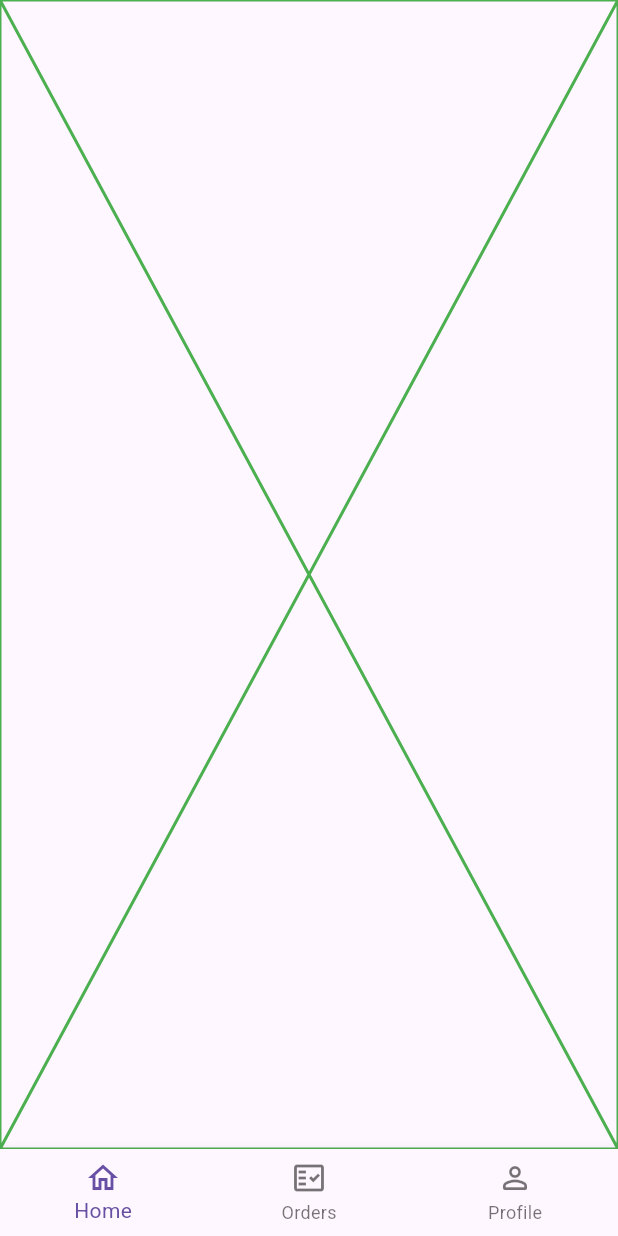
After one commit to mohamedgamal125/Tracking_app, a Flutter app: the LayoutScreen screen opened directly, on a phone screen of 412 x 824 dp. The commit adds this screen. Run offline on Flutter 3.47's test engine with Material 3 defaults, Android fonts, the phone set to English and light mode, and no system bars; our stand-ins replace animated_text_kit, bloc, dio, equatable, flutter_bloc, flutter_easyloading and 11 more; accounts and stored records are empty; generated files the repository leaves out were written again.

Commit message:
feat(layout):  - create cubit for handled index and tabs.  - create layout screen with bottom navigation bar and link with layout cubit and states.  - handled main screen open in main decide token and remember me.

```diff
--- a/lib/core/router/pages_routes.dart
+++ b/lib/core/router/pages_routes.dart
@@ -7,4 +7,5 @@ abstract class PagesRoutes {
   static const String emailVerification = 'email_verification';
   static const String resetPassword = 'reset_password';
   static const String applyView = 'applyView';
+  static const String layoutView = 'layoutView';
 }
--- /dev/null
+++ b/lib/feature/home/presentation/views/home_tab.dart
@@ -0,0 +1,12 @@
+import 'package:flutter/material.dart';
+
+class HomeTab extends StatelessWidget {
+  const HomeTab({super.key});
+
+  @override
+  Widget build(BuildContext context) {
+    return const Placeholder(
+      color: Colors.green,
+    );
+  }
+}
--- /dev/null
+++ b/lib/layout/presentation/cubit/layout_states.dart
@@ -0,0 +1,5 @@
+sealed class LayoutStates {}
+
+class LayoutInitialState extends LayoutStates {}
+
+class LayoutChangeBottomNavState extends LayoutStates {}
--- /dev/null
+++ b/lib/layout/presentation/cubit/layout_view_model.dart
@@ -0,0 +1,22 @@
+import 'package:bloc/bloc.dart';
+import 'package:flutter/material.dart';
+import 'package:tracking_app/feature/home/presentation/views/home_tab.dart';
+import 'package:tracking_app/feature/orders/presentation/views/orders_tab.dart';
+import 'package:tracking_app/feature/profile/presentation/views/profile_tab.dart';
+import 'package:tracking_app/layout/presentation/cubit/layout_states.dart';
+
+class LayoutViewModel extends Cubit<LayoutStates> {
+  LayoutViewModel() : super(LayoutInitialState());
+
+  int currentIndex = 0;
+  List<Widget> tabs = [
+    HomeTab(),
+    OrdersTab(),
+    ProfileTab(),
+  ];
+
+  void changeBottomNav(int index) {
+    currentIndex = index;
+    emit(LayoutChangeBottomNavState());
+  }
+}
--- /dev/null
+++ b/lib/layout/presentation/views/layout_screen.dart
@@ -0,0 +1,45 @@
+import 'package:flutter/material.dart';
+import 'package:flutter_bloc/flutter_bloc.dart';
+import 'package:tracking_app/layout/presentation/cubit/layout_states.dart';
+import 'package:tracking_app/layout/presentation/cubit/layout_view_model.dart';
+
+class LayoutScreen extends StatelessWidget {
+  LayoutScreen({super.key});
+
+  LayoutViewModel viewModel = LayoutViewModel();
+
+  @override
+  Widget build(BuildContext context) {
+    return BlocProvider(
+      create: (context) => viewModel,
+      child: BlocBuilder<LayoutViewModel, LayoutStates>(
+        builder: (context, state) {
+          return Scaffold(
+            resizeToAvoidBottomInset: true,
+            body: viewModel.tabs[viewModel.currentIndex],
+            bottomNavigationBar: BottomNavigationBar(
+              currentIndex: viewModel.currentIndex,
+              onTap: (value) {
+                viewModel.changeBottomNav(value);
+              },
+              items: [
+                BottomNavigationBarItem(
+                  icon: Icon(Icons.home_outlined),
+                  label: 'Home',
+                ),
+                BottomNavigationBarItem(
+                  icon: Icon(Icons.fact_check_outlined),
+                  label: 'Orders',
+                ),
+                BottomNavigationBarItem(
+                  icon: Icon(Icons.person_outline_rounded),
+                  label: 'Profile',
+                ),
+              ],
+            ),
+          );
+        },
+      ),
+    );
+  }
+}
```
Also changed, not shown: lib/core/router/routes_generator.dart (+28 -7 lines), lib/feature/auth/presentation/views/widgets/sign_in_view_body.dart (+8 -8 lines), lib/feature/orders/presentation/views/orders_tab.dart (added, +12 -0 lines), lib/feature/profile/presentation/views/profile_tab.dart (added, +12 -0 lines), lib/main.dart (+12 -6 lines).
